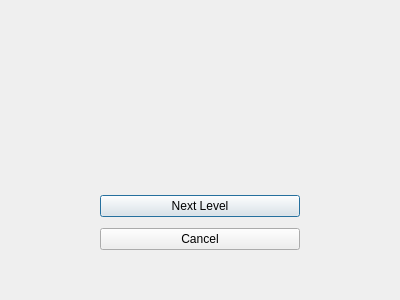
Before: the Qt Designer form src/completedialog.ui in TennyZhuang/Flow-Free-desktop, drawn with Qt 5.
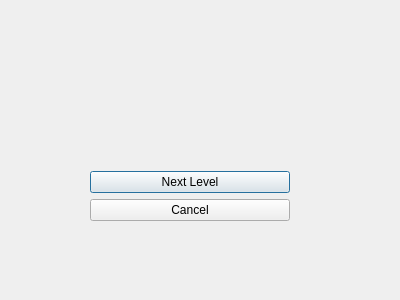
After: the same form once the commit is applied.

Diff of the .ui file:
```diff
--- a/src/completedialog.ui
+++ b/src/completedialog.ui
@@ -13,16 +13,39 @@
   <property name="windowTitle">
    <string>Dialog</string>
   </property>
-  <widget class="QWidget" name="">
+  <widget class="QWidget" name="layoutWidget">
    <property name="geometry">
     <rect>
-     <x>100</x>
-     <y>190</y>
+     <x>90</x>
+     <y>40</y>
      <width>200</width>
-     <height>66</height>
+     <height>181</height>
     </rect>
    </property>
    <layout class="QVBoxLayout" name="verticalLayout">
+    <item alignment="Qt::AlignHCenter">
+     <widget class="QLabel" name="label">
+      <property name="text">
+       <string/>
+      </property>
+     </widget>
+    </item>
+    <item>
+     <spacer name="verticalSpacer">
+      <property name="orientation">
+       <enum>Qt::Vertical</enum>
+      </property>
+      <property name="sizeType">
+       <enum>QSizePolicy::Fixed</enum>
+      </property>
+      <property name="sizeHint" stdset="0">
+       <size>
+        <width>20</width>
+        <height>80</height>
+       </size>
+      </property>
+     </spacer>
+    </item>
     <item>
      <widget class="QPushButton" name="nextLevelButton">
       <property name="text">
```
Left out of the diff: 5 changed lines with no effect on the pictures.
